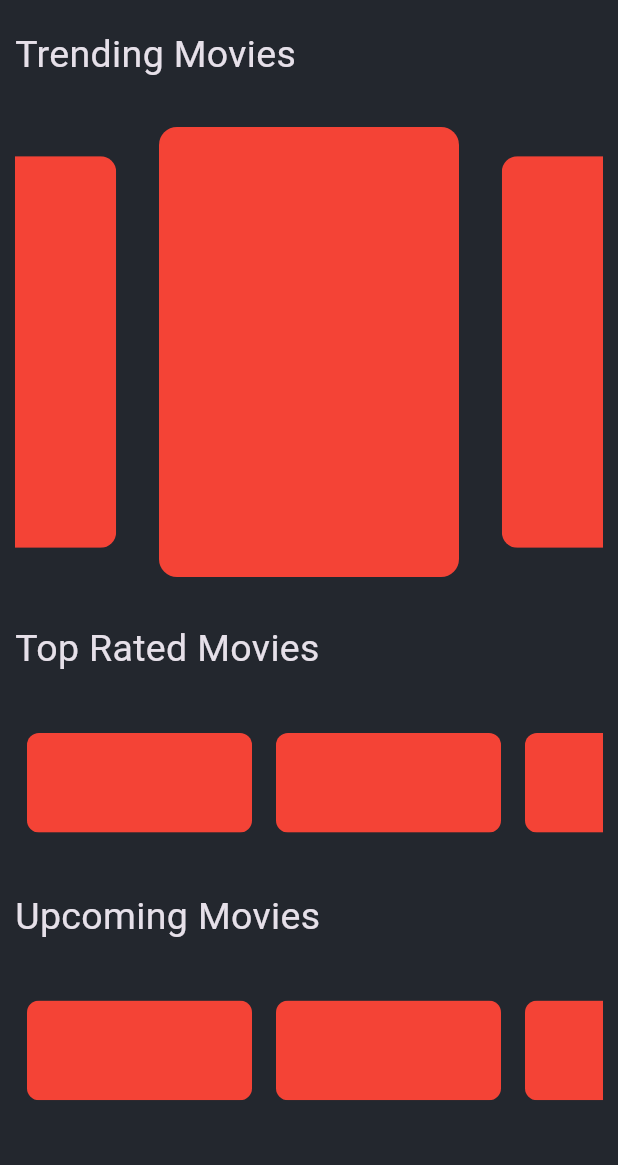
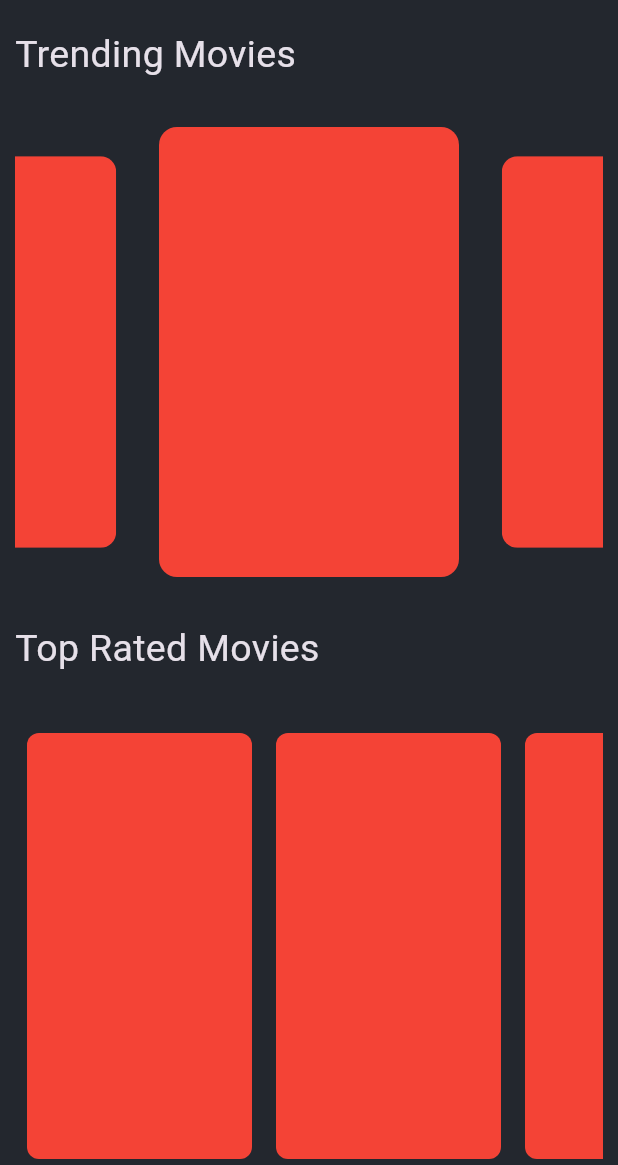
Before and after one commit to MainaKarl/movie_mood, a Flutter app: the screen it shows after launch, on a phone screen of 412 x 824 dp, the part 71-1236 px from its top. Run offline on Flutter 3.47's test engine with Material 3 defaults, Android fonts, the phone set to English and light mode, and no system bars; drawn by our look-alikes of carousel_slider; our stand-ins replace animated_splash_screen, google_fonts.

Commit message:
Initial commit

```diff
--- a/lib/widgets/movies_slider.dart
+++ b/lib/widgets/movies_slider.dart
@@ -11,7 +11,7 @@ class MovieSlider extends StatelessWidget {
     double containerHeight = MediaQuery.of(context).size.width * 0.3 * 2.0 / 3.0;
 
     return SizedBox(
-      height: containerHeight,
+      height: 300,
       width: double.infinity,
       child: ListView.builder(
         scrollDirection: Axis.horizontal,
@@ -24,7 +24,6 @@ class MovieSlider extends StatelessWidget {
               borderRadius: BorderRadius.circular(8),
               child: Container(
                 color: Colors.red,
-                height: containerHeight,
                 width: MediaQuery.of(context).size.width < 600
                     ? 150
                     : containerWidth,
```
